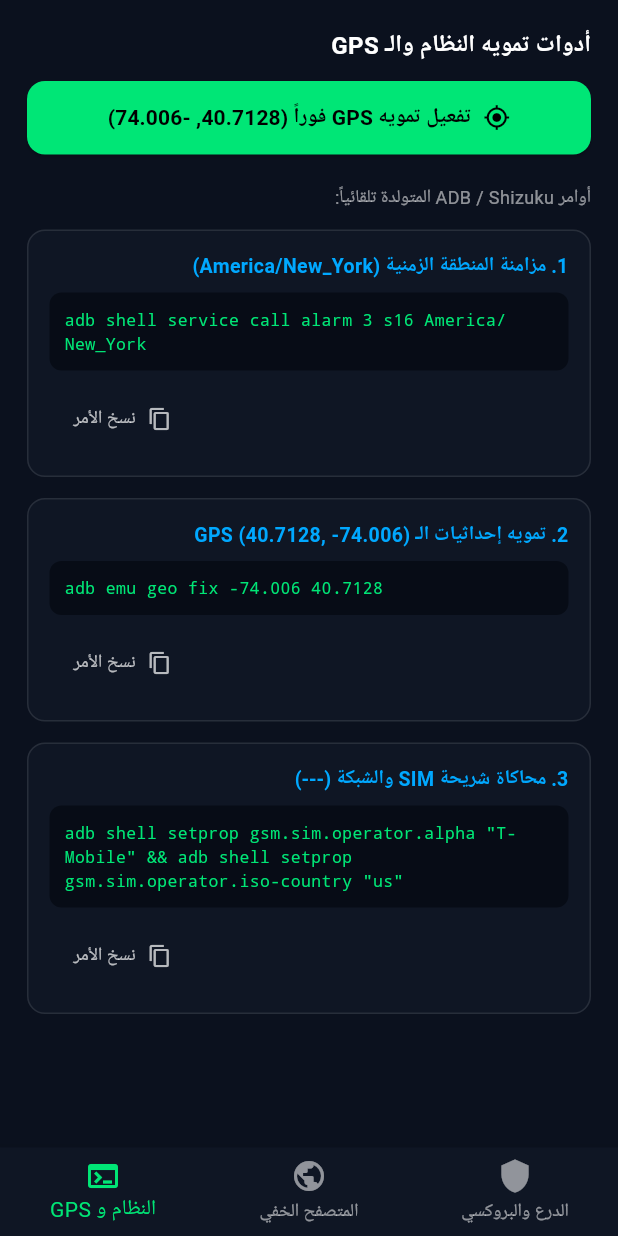
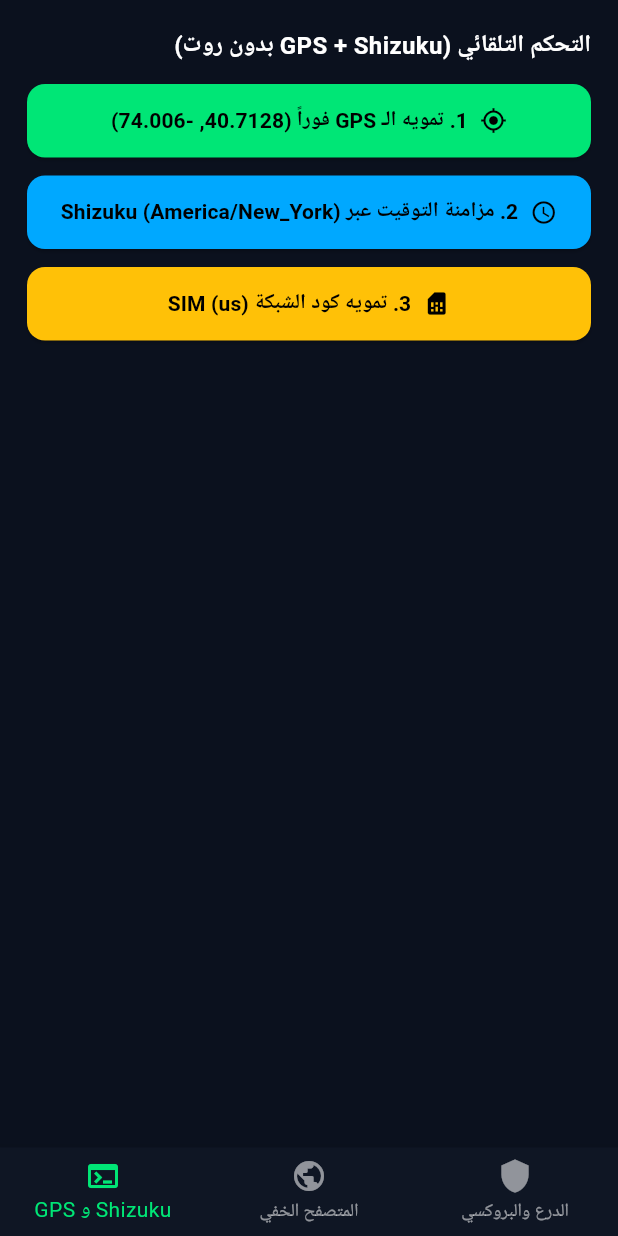
Before and after one commit to fadiadmin-code/v-shield-app, a Flutter app: the screen it shows after launch, item 3 of the bottom bar chosen, on a phone screen of 412 x 824 dp. Run offline on Flutter 3.47's test engine with Material 3 defaults, Android fonts, the phone set to English and light mode, and no system bars; our stand-ins replace shared_preferences, webview_flutter; network calls fail.

Commit message:
Update main.dart

```diff
--- a/lib/main.dart
+++ b/lib/main.dart
@@ -18,7 +18,7 @@ class VShieldApp extends StatelessWidget {
   Widget build(BuildContext context) {
     return MaterialApp(
       debugShowCheckedModeBanner: false,
-      title: 'V-SHIELD V4.4',
+      title: 'V-SHIELD V5.0',
       theme: ThemeData.dark().copyWith(
         scaffoldBackgroundColor: const Color(0xFF0B111E),
       ),
@@ -96,6 +96,7 @@ class _MainNavigationState extends State<MainNavigation> {
 
   String currentIp = 'جاري الفحص...';
   String country = '---';
+  String countryCode = 'us';
   String city = '---';
   String timezone = 'America/New_York';
   String isp = '---';
@@ -110,7 +111,6 @@ class _MainNavigationState extends State<MainNavigation> {
   String proxyPass = '';
   String proxyPing = 'غير مفحوص';
 
-  // حالة الدروع الفعلية
   bool blockWebRtc = true;
   bool canvasNoise = true;
   bool syncTimezone = true;
@@ -148,18 +148,17 @@ class _MainNavigationState extends State<MainNavigation> {
     await prefs.setString('proxyPing', ping);
   }
 
-  Future<void> _checkIdentity({String? targetIp}) async {
+  // فحص الـ Exit IP الحقيقي مباشرة عبر النفق
+  Future<void> _checkIdentity() async {
     setState(() => isChecking = true);
     try {
-      final url = (targetIp != null && targetIp.isNotEmpty)
-          ? 'http://ip-api.com/json/$targetIp'
-          : 'http://ip-api.com/json/';
-      final res = await http.get(Uri.parse(url)).timeout(const Duration(seconds: 8));
+      final res = await http.get(Uri.parse('http://ip-api.com/json/')).timeout(const Duration(seconds: 8));
       if (res.statusCode == 200) {
         final data = jsonDecode(res.body);
         setState(() {
           currentIp = data['query'] ?? 'غير معروف';
           country = data['country'] ?? '---';
+          countryCode = (data['countryCode'] ?? 'US').toString().toLowerCase();
           city = data['city'] ?? '---';
           timezone = data['timezone'] ?? 'UTC';
           isp = data['isp'] ?? '---';
@@ -184,7 +183,7 @@ class _MainNavigationState extends State<MainNavigation> {
       ScaffoldMessenger.of(context).showSnackBar(
         SnackBar(
           content: Text(ok
-              ? 'تم تمويه الـ GPS بنجاح إلى ($lat, $lon) ✅'
+              ? 'تم تمويه الـ GPS بنجاح إلى $city ($lat, $lon) ✅'
               : 'فشل التمويه: اختر V-SHIELD كتطبيق الموقع الوهمي من خيارات المطور'),
           backgroundColor: ok ? const Color(0xFF00E676) : Colors.orangeAccent,
         ),
@@ -193,6 +192,31 @@ class _MainNavigationState extends State<MainNavigation> {
       if (!mounted) return;
       ScaffoldMessenger.of(context).showSnackBar(
         SnackBar(content: Text('خطأ GPS: $e'), backgroundColor: Colors.redAccent),
+      );
+    }
+  }
+
+  Future<void> _runShizuku(String cmd, String successMsg) async {
+    try {
+      final String res = await _vpnChannel.invokeMethod('runShizukuCmd', {'cmd': cmd});
+      if (!mounted) return;
+      String msg = successMsg;
+      Color bg = const Color(0xFF00E676);
+      if (res == 'SHIZUKU_NOT_RUNNING') {
+        msg = 'تطبيق Shizuku غير شغال! شغّله أولاً ثم أعد المحاولة.';
+        bg = Colors.orangeAccent;
+      } else if (res == 'PERMISSION_REQUESTED') {
+        msg = 'وافق على صلاحية Shizuku التي ظهرت ثم اضغط الزر مرة أخرى.';
+        bg = const Color(0xFF00A8FF);
+      } else if (res != 'OK') {
+        msg = 'نتيجة Shizuku: $res';
+        bg = Colors.redAccent;
+      }
+      ScaffoldMessenger.of(context).showSnackBar(SnackBar(content: Text(msg), backgroundColor: bg));
+    } catch (e) {
+      if (!mounted) return;
+      ScaffoldMessenger.of(context).showSnackBar(
+        SnackBar(content: Text('خطأ Shizuku: $e'), backgroundColor: Colors.redAccent),
       );
     }
   }
@@ -221,9 +245,6 @@ class _MainNavigationState extends State<MainNavigation> {
       proxyPing = ping;
     });
     _saveProxy(type, host, port, user, pass, ping);
-    if (host.isNotEmpty) {
-      _checkIdentity(targetIp: host);
-    }
   }
 
   @override
@@ -251,8 +272,7 @@ class _MainNavigationState extends State<MainNavigation> {
         onToggleCanvas: (v) => setState(() => canvasNoise = v),
         onToggleTimezone: (v) => setState(() => syncTimezone = v),
         onToggleGps: (v) => setState(() => gpsSpoof = v),
-        onRefresh: () => _checkIdentity(),
-        onCheckProxyIp: () => _checkIdentity(targetIp: proxyHost),
+        onRefresh: _checkIdentity,
         onApplyGps: _applyMockGps,
         onUpdateProxy: _updateProxy,
         onRotateIdentity: _rotateDeviceIdentity,
@@ -271,7 +291,9 @@ class _MainNavigationState extends State<MainNavigation> {
         lat: lat,
         lon: lon,
         country: country,
+        countryCode: countryCode,
         onApplyGps: _applyMockGps,
+        onRunShizuku: _runShizuku,
       ),
     ];
 
@@ -286,7 +308,7 @@ class _MainNavigationState extends State<MainNavigation> {
         items: const [
           BottomNavigationBarItem(icon: Icon(Icons.shield), label: 'الدرع والبروكسي'),
           BottomNavigationBarItem(icon: Icon(Icons.public), label: 'المتصفح الخفي'),
-          BottomNavigationBarItem(icon: Icon(Icons.terminal), label: 'النظام و GPS'),
+          BottomNavigationBarItem(icon: Icon(Icons.terminal), label: 'Shizuku و GPS'),
         ],
       ),
     );
@@ -300,7 +322,8 @@ class ShieldDashboard extends StatefulWidget {
   final DeviceProfile activeProfile;
   final bool isChecking, blockWebRtc, canvasNoise, syncTimezone, gpsSpoof;
   final Function(bool) onToggleWebRtc, onToggleCanvas, onToggleTimezone, onToggleGps;
-  final VoidCallback onRefresh, onCheckProxyIp, onApplyGps, onRotateIdentity;
+  final Future<void> Function() onRefresh;
+  final VoidCallback onApplyGps, onRotateIdentity;
   final Function(String, String, String, String, String, String) onUpdateProxy;
 
   const ShieldDashboard({
@@ -327,7 +350,6 @@ class ShieldDashboard extends StatefulWidget {
     required this.onToggleTimezone,
     required this.onToggleGps,
     required this.onRefresh,
-    required this.onCheckProxyIp,
     required this.onApplyGps,
     required this.onUpdateProxy,
     required this.onRotateIdentity,
@@ -517,7 +539,7 @@ class _ShieldDashboardState extends State<ShieldDashboard> {
                   crossAxisAlignment: CrossAxisAlignment.start,
                   children: const [
                     Text('V-SHIELD', style: TextStyle(fontSize: 22, fontWeight: FontWeight.w900, color: Colors.white)),
-                    Text('THE VOID PROTOCOL • V4.4 PRO', style: TextStyle(fontSize: 10, fontWeight: FontWeight.bold, color: Color(0xFF00A8FF))),
+                    Text('THE VOID PROTOCOL • V5.0 SHIZUKU', style: TextStyle(fontSize: 10, fontWeight: FontWeight.bold, color: Color(0xFF00A8FF))),
                   ],
                 ),
                 Row(
@@ -533,7 +555,7 @@ class _ShieldDashboardState extends State<ShieldDashboard> {
                       label: Text(hasProxy ? 'تعديل البروكسي' : 'إضافة بروكسي', style: const TextStyle(color: Color(0xFF00A8FF), fontSize: 12)),
                     ),
                     IconButton(
-                      onPressed: isConnected ? widget.onCheckProxyIp : widget.onRefresh,
+                      onPressed: widget.onRefresh,
                       icon: widget.isChecking
                           ? const SizedBox(width: 18, height: 18, child: CircularProgressIndicator(strokeWidth: 2, color: Color(0xFF00E676)))
                           : const Icon(Icons.refresh, color: Color(0xFF00E676)),
@@ -553,8 +575,8 @@ class _ShieldDashboardState extends State<ShieldDashboard> {
               ),
               child: Column(
                 children: [
-                  _infoRow('عنوان الـ IP:', widget.ip, const Color(0xFF00E676)),
-                  _infoRow('الموقع والمنطقة:', '${widget.country} (${widget.timezone})', const Color(0xFF00A8FF)),
+                  _infoRow('عنوان الـ IP الحقيقي:', widget.ip, const Color(0xFF00E676)),
+                  _infoRow('المدينة والمنطقة:', '${widget.city} - ${widget.country} (${widget.timezone})', const Color(0xFF00A8FF)),
                   _infoRow('البروكسي المحفوظ:', hasProxy ? '${widget.proxyType} | ${widget.proxyHost}:${widget.proxyPort}' : 'لم يتم الإضافة بعد', hasProxy ? Colors.amber : Colors.white38),
                   _infoRow('حالة البينغ:', widget.proxyPing, Colors.white70),
                   const Divider(color: Colors.white12, height: 16),
@@ -591,7 +613,8 @@ class _ShieldDashboardState extends State<ShieldDashboard> {
                       });
                       if (started) {
                         setState(() => isConnected = true);
-                        widget.onCheckProxyIp();
+                        await Future.delayed(const Duration(seconds: 2));
+                        await widget.onRefresh();
                         if (widget.gpsSpoof) {
                           widget.onApplyGps();
                         }
@@ -599,6 +622,7 @@ class _ShieldDashboardState extends State<ShieldDashboard> {
                     } else {
                       await _vpnChannel.invokeMethod('stopVpn');
                       setState(() => isConnected = false);
+                      await Future.delayed(const Duration(seconds: 1));
                       widget.onRefresh();
                     }
                   } catch (e) {
@@ -738,7 +762,7 @@ class StealthBrowserTab extends StatefulWidget {
 
 class _StealthBrowserTabState extends State<StealthBrowserTab> {
   late final WebViewController _controller;
-  final TextEditingController _urlController = TextEditingController(text: 'https://browserleaks.com/webrtc');
+  final TextEditingController _urlController = TextEditingController(text: 'https://whoer.net');
 
   @override
   void initState() {
@@ -841,11 +865,12 @@ class _StealthBrowserTabState extends State<StealthBrowserTab> {
   }
 }
 
-// ==================== التبويب الثالث: أدوات النظام و GPS ====================
+// ==================== التبويب الثالث: Shizuku و GPS ====================
 class SystemSpoofTab extends StatelessWidget {
-  final String timezone, country;
+  final String timezone, country, countryCode;
   final double lat, lon;
   final VoidCallback onApplyGps;
+  final Future<void> Function(String cmd, String successMsg) onRunShizuku;
 
   const SystemSpoofTab({
     super.key,
@@ -853,28 +878,22 @@ class SystemSpoofTab extends StatelessWidget {
     required this.lat,
     required this.lon,
     required this.country,
+    required this.countryCode,
     required this.onApplyGps,
+    required this.onRunShizuku,
   });
-
-  void _copy(BuildContext context, String cmd) {
-    Clipboard.setData(ClipboardData(text: cmd));
-    ScaffoldMessenger.of(context).showSnackBar(
-      const SnackBar(content: Text('تم نسخ الأمر بنجاح!'), backgroundColor: Color(0xFF00E676)),
-    );
-  }
 
   @override
   Widget build(BuildContext context) {
-    final tzCmd = 'adb shell service call alarm 3 s16 $timezone';
-    final gpsCmd = 'adb emu geo fix $lon $lat';
-    final simCmd = 'adb shell setprop gsm.sim.operator.alpha "T-Mobile" && adb shell setprop gsm.sim.operator.iso-country "us"';
+    final tzCmd = 'service call alarm 3 s16 $timezone';
+    final simCmd = 'setprop gsm.sim.operator.iso-country $countryCode && setprop gsm.operator.iso-country $countryCode';
 
     return SafeArea(
       child: ListView(
         padding: const EdgeInsets.all(18),
         children: [
-          const Text('أدوات تمويه النظام والـ GPS', style: TextStyle(fontSize: 16, fontWeight: FontWeight.bold, color: Colors.white)),
-          const SizedBox(height: 12),
+          const Text('التحكم التلقائي (GPS + Shizuku بدون روت)', style: TextStyle(fontSize: 16, fontWeight: FontWeight.bold, color: Colors.white)),
+          const SizedBox(height: 14),
           ElevatedButton.icon(
             style: ElevatedButton.styleFrom(
               backgroundColor: const Color(0xFF00E676),
@@ -883,47 +902,29 @@ class SystemSpoofTab extends StatelessWidget {
             ),
             onPressed: onApplyGps,
             icon: const Icon(Icons.my_location, color: Colors.black),
-            label: Text('تفعيل تمويه GPS فوراً ($lat, $lon)', style: const TextStyle(color: Colors.black, fontWeight: FontWeight.bold)),
+            label: Text('1. تمويه الـ GPS فوراً ($lat, $lon)', style: const TextStyle(color: Colors.black, fontWeight: FontWeight.bold)),
           ),
-          const SizedBox(height: 20),
-          const Text('أوامر ADB / Shizuku المتولدة تلقائياً:', style: TextStyle(fontSize: 12, color: Colors.white54)),
           const SizedBox(height: 12),
-          _cmdCard(context, '1. مزامنة المنطقة الزمنية ($timezone)', tzCmd),
-          _cmdCard(context, '2. تمويه إحداثيات الـ GPS ($lat, $lon)', gpsCmd),
-          _cmdCard(context, '3. محاكاة شريحة SIM والشبكة ($country)', simCmd),
-        ],
-      ),
-    );
-  }
-
-  Widget _cmdCard(BuildContext context, String title, String cmd) {
-    return Container(
-      margin: const EdgeInsets.only(bottom: 14),
-      padding: const EdgeInsets.all(14),
-      decoration: BoxDecoration(
-        color: const Color(0xFF0F1624),
-        borderRadius: BorderRadius.circular(12),
-        border: Border.all(color: Colors.white10),
-      ),
-      child: Column(
-        crossAxisAlignment: CrossAxisAlignment.start,
-        children: [
-          Text(title, style: const TextStyle(color: Color(0xFF00A8FF), fontWeight: FontWeight.bold, fontSize: 13)),
-          const SizedBox(height: 8),
-          Container(
-            width: double.infinity,
-            padding: const EdgeInsets.all(10),
-            decoration: BoxDecoration(color: const Color(0xFF070C16), borderRadius: BorderRadius.circular(8)),
-            child: Text(cmd, textDirection: TextDirection.ltr, style: const TextStyle(color: Color(0xFF00E676), fontFamily: 'monospace', fontSize: 11)),
+          ElevatedButton.icon(
+            style: ElevatedButton.styleFrom(
+              backgroundColor: const Color(0xFF00A8FF),
+              padding: const EdgeInsets.symmetric(vertical: 14),
+              shape: RoundedRectangleBorder(borderRadius: BorderRadius.circular(12)),
+            ),
+            onPressed: () => onRunShizuku(tzCmd, 'تم تغيير توقيت الجهاز إلى $timezone عبر Shizuku ✅'),
+            icon: const Icon(Icons.access_time, color: Colors.black),
+            label: Text('2. مزامنة التوقيت عبر Shizuku ($timezone)', style: const TextStyle(color: Colors.black, fontWeight: FontWeight.bold)),
           ),
-          const SizedBox(height: 8),
-          Align(
-            alignment: Alignment.centerLeft,
-            child: TextButton.icon(
-              onPressed: () => _copy(context, cmd),
-              icon: const Icon(Icons.copy, size: 16, color: Colors.white70),
-              label: const Text('نسخ الأمر', style: TextStyle(color: Colors.white70, fontSize: 12)),
+          const SizedBox(height: 12),
+          ElevatedButton.icon(
+            style: ElevatedButton.styleFrom(
+              backgroundColor: Colors.amber,
+              padding: const EdgeInsets.symmetric(vertical: 14),
+              shape: RoundedRectangleBorder(borderRadius: BorderRadius.circular(12)),
             ),
+            onPressed: () => onRunShizuku(simCmd, 'تم تطبيق كود الدولة ($countryCode) للشبكة عبر Shizuku ✅'),
+            icon: const Icon(Icons.sim_card, color: Colors.black),
+            label: Text('3. تمويه كود الشبكة SIM ($countryCode)', style: const TextStyle(color: Colors.black, fontWeight: FontWeight.bold)),
           ),
         ],
       ),
```
